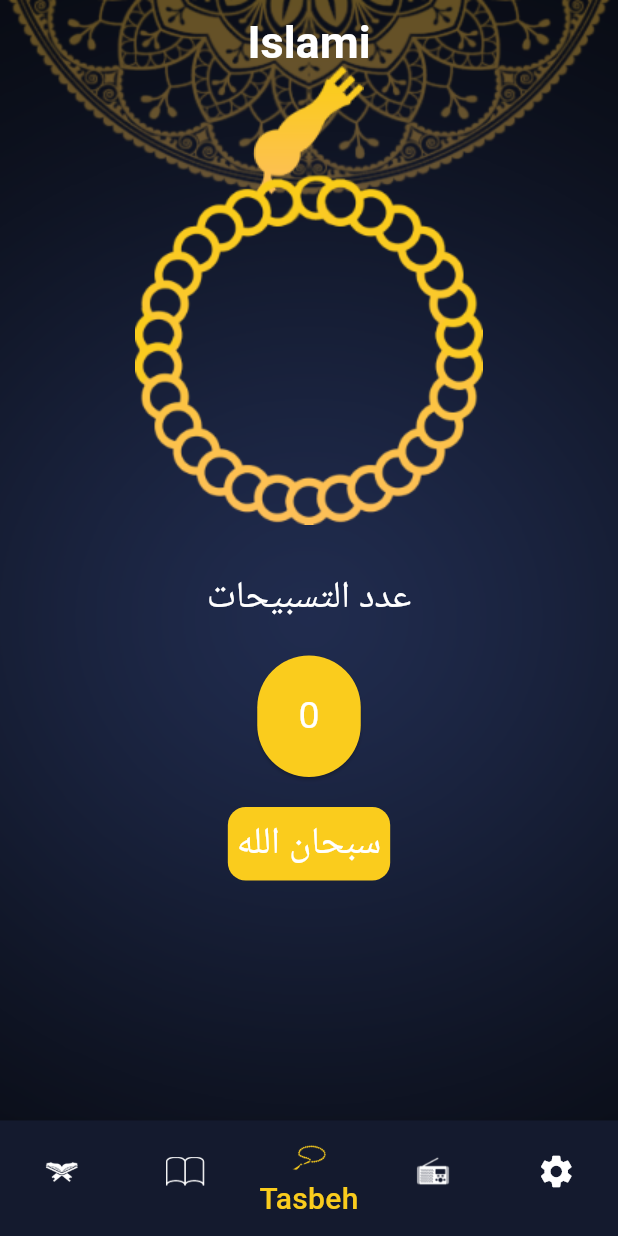
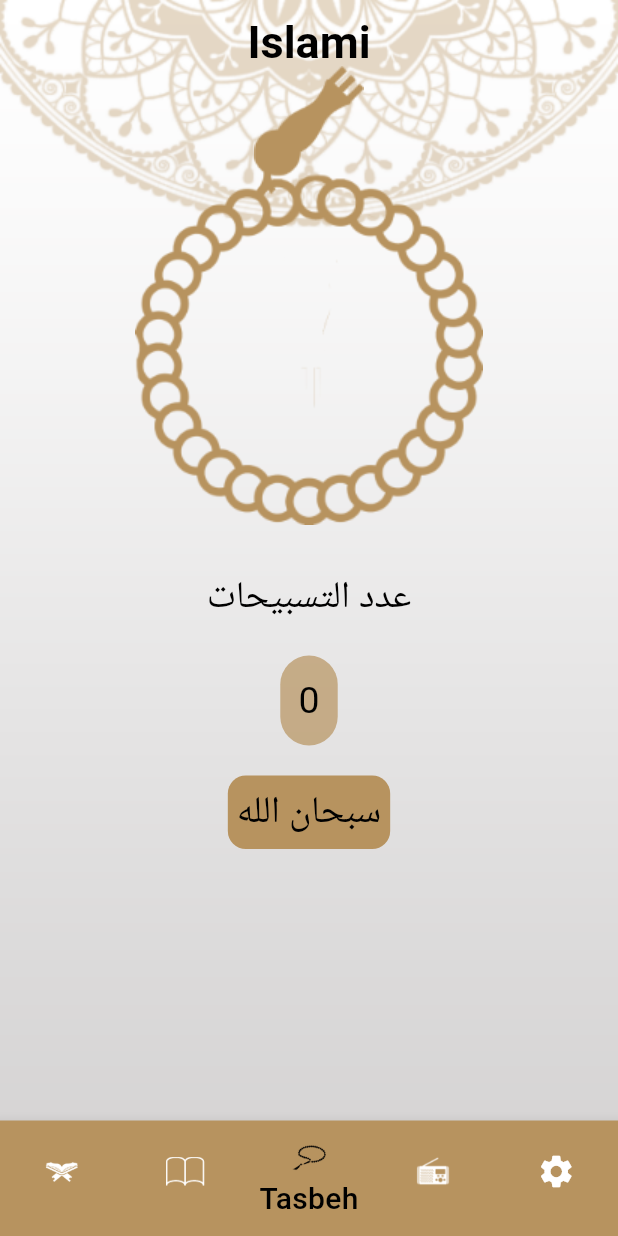
Before and after one commit to basmalahesham/islami-cycle9, a Flutter app: the screen it shows after launch, item 3 of the bottom bar chosen, on a phone screen of 412 x 824 dp. Run offline on Flutter 3.47's test engine with Material 2 defaults, Android fonts, the phone set to English and light mode, and no system bars; our stand-ins replace shared_preferences; generated files the repository leaves out were written again.

```diff
--- a/lib/moduls/sebha/sebha_view.dart
+++ b/lib/moduls/sebha/sebha_view.dart
@@ -136,8 +136,15 @@ class SebhaView extends StatefulWidget {
 }
 
 class _SebhaViewState extends State<SebhaView> {
+  double angle = 0.0;
+  List<String> zekr = [
+    'سبحان الله',
+    'الحمد لله',
+    'لا اله الا الله',
+    'الله اكبر',
+  ];
+  int index = 0;
   int counterButton = 0;
-  double angle = 0.0;
 
   @override
   Widget build(BuildContext context) {
@@ -191,6 +198,19 @@ class _SebhaViewState extends State<SebhaView> {
             height: 20,
           ),
           Container(
+            padding: EdgeInsets.all(12),
+            decoration: BoxDecoration(
+              color: theme.primaryColor.withOpacity(0.7),
+              borderRadius: BorderRadius.circular(22),
+            ),
+            child: Text(
+              '$counterButton',
+              style: theme.textTheme.bodyMedium!.copyWith(
+                fontWeight: FontWeight.w400,
+              ),
+            ),
+          ),
+          /*Container(
             width: 69,
             height: 81,
             decoration: BoxDecoration(
@@ -212,20 +232,25 @@ class _SebhaViewState extends State<SebhaView> {
                 ),
               ),
             ),
-          ),
+          ),*/
           SizedBox(
             height: 20,
           ),
-          Container(
+          InkWell(
+            onTap: () {
+              zekrCounter();
+            },
+            child: Container(
               decoration: BoxDecoration(
                 borderRadius: BorderRadius.circular(12),
                 color: theme.canvasColor,
               ),
               padding: EdgeInsets.all(6),
               child: Text(
-              'سبحان الله',
+                zekr[index],
                 style: theme.textTheme.bodyMedium!.copyWith(
                   fontWeight: FontWeight.w400,
+                ),
               ),
             ),
           ),
@@ -239,4 +264,17 @@ class _SebhaViewState extends State<SebhaView> {
       angle++;
     });
   }*/
+
+  zekrCounter() {
+    angle += 0.1;
+    counterButton++;
+    if (counterButton == 33) {
+      index++;
+      counterButton = 0;
     }
+    if (index > 3) {
+      index = 0;
+    }
+    setState(() {});
+  }
+}
--- a/lib/provider/settings_provider.dart
+++ b/lib/provider/settings_provider.dart
@@ -1,4 +1,4 @@
-import 'package:flutter/material.dart';
+/*import 'package:flutter/material.dart';
 
 class SettingsProvider extends ChangeNotifier {
   // single pattern
@@ -27,4 +27,78 @@ class SettingsProvider extends ChangeNotifier {
     currentLocal = newLang;
     notifyListeners();
   }
+}*/
+
+import 'package:flutter/material.dart';
+import 'package:shared_preferences/shared_preferences.dart';
+
+class SettingsProvider extends ChangeNotifier {
+  // single pattern
+  // observable pattern
+  ThemeMode currentTheme = ThemeMode.dark;
+  String currentLocal = "en";
+
+  /*void changeTheme(ThemeMode newMode) async {
+    final SharedPreferences prefs = await SharedPreferences.getInstance();
+    prefs.setBool('theme', newMode == ThemeMode.dark ? true : false);
+    if (newMode == currentTheme) return;
+    currentTheme = newMode;
+    notifyListeners();
+  }*/
+  void changeTheme(ThemeMode newMode) async {
+    saveTheme(newMode == ThemeMode.dark ? true : false);
+    if (newMode == currentTheme) return;
+    currentTheme = newMode;
+    notifyListeners();
+  }
+
+  saveTheme(bool isDark) async {
+    final SharedPreferences prefs = await SharedPreferences.getInstance();
+    prefs.setBool('theme', isDark);
+    notifyListeners();
+  }
+
+  getTheme() async {
+    final SharedPreferences prefs = await SharedPreferences.getInstance();
+    bool theme = prefs.getBool('theme') ?? false;
+    currentTheme = theme ? ThemeMode.dark : ThemeMode.light;
+    notifyListeners();
+  }
+
+  bool isDark() {
+    return currentTheme == ThemeMode.dark;
+  }
+
+  String getMainBackground() {
+    return currentTheme == ThemeMode.dark
+        ? 'assets/images/dark_bg.png'
+        : 'assets/images/default_bg.png';
+  }
+
+  /*void changeLanguage(String newLang) async {
+    final SharedPreferences prefs = await SharedPreferences.getInstance();
+    prefs.setString('language', newLang);
+    if (currentLocal == newLang) return;
+    currentLocal = newLang;
+    notifyListeners();
+  }*/
+
+  void changeLanguage(String newLang) {
+    saveLanguage(newLang);
+    if (currentLocal == newLang) return;
+    currentLocal = newLang;
+    notifyListeners();
+  }
+
+  saveLanguage(String lang) async {
+    final SharedPreferences prefs = await SharedPreferences.getInstance();
+    prefs.setString('language', lang);
+    notifyListeners();
+  }
+
+  getLanguage() async {
+    final SharedPreferences prefs = await SharedPreferences.getInstance();
+    currentLocal = prefs.getString('lang') ?? 'en';
+    notifyListeners();
+  }
 }
--- a/pubspec.yaml
+++ b/pubspec.yaml
@@ -40,6 +40,7 @@ dependencies:
   # Use with the CupertinoIcons class for iOS style icons.
   cupertino_icons: ^1.0.2
   provider: ^6.0.5
+  shared_preferences: ^2.2.0
 
 dev_dependencies:
   flutter_test:
```
Also changed, not shown: lib/main.dart (+6 -4 lines), pubspec.lock, 1 other file. Lines whose indentation alone changed are shown as unchanged.
